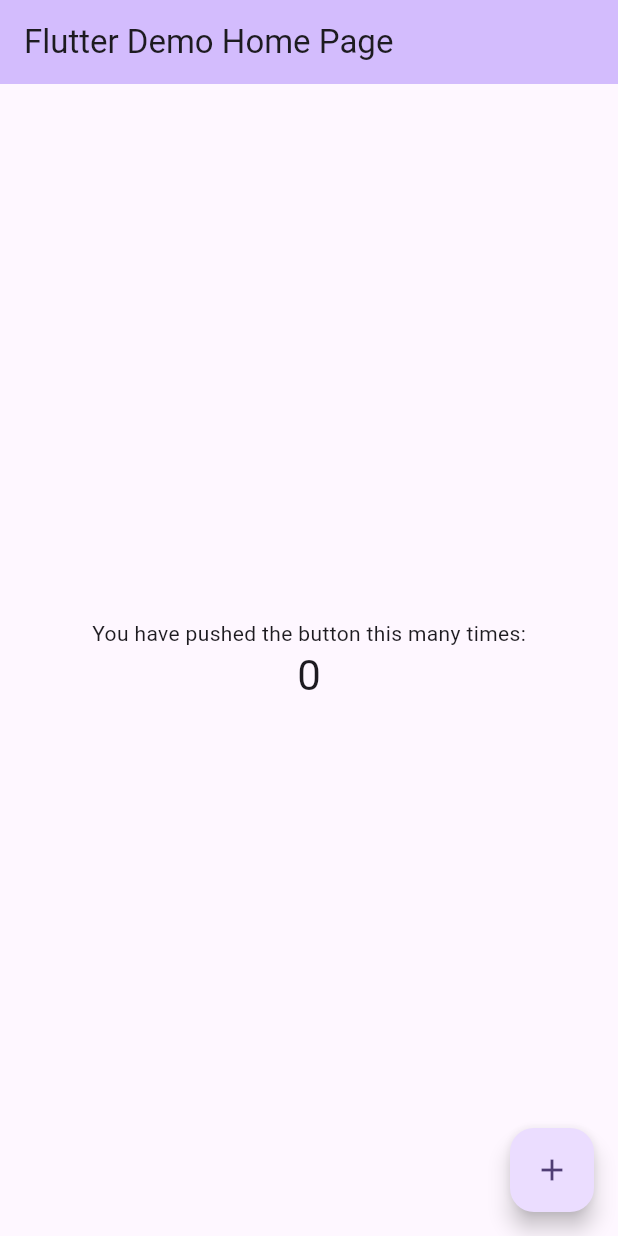
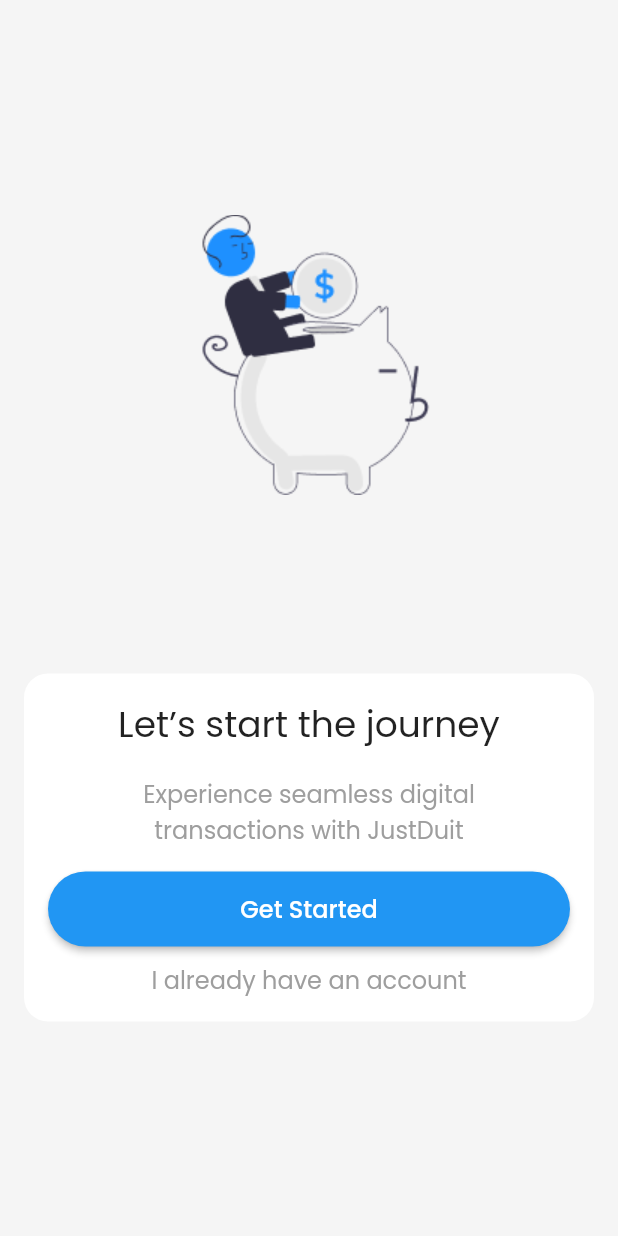
Before and after one commit to RzaNrRmdhn/2117051057-Advanced-Mobile, a Flutter app: the screen it shows after launch, on a phone screen of 412 x 824 dp. Run offline on Flutter 3.47's test engine with Material 2 defaults, Android fonts, the phone set to English and light mode, and no system bars; our stand-ins replace google_fonts.

Commit message:
Tugas LKP Basic Widget

```diff
--- a/lib/helper.dart
+++ /dev/null
@@ -1,34 +0,0 @@
-import 'dart:io';
-// late String nama;
-void main(List<String> args) {
-  // Object nama;
-  // var nama;
-  // String? nama;
-  // int umur = 2;
-  // const String? nama = stdin.readLineSync();
-  // var a  = [1];
-  // var b = [2, a];
-
-
-  // print(nama);
-
-  // List a = [1,2, 3];
-  // List b = [4, ...a];
-
-  // print(b);
-  // print (tambah(7, 7));
-  hasil(tambah);
-
-
-}
-
-
-Function tambah = (int a, int b) => a + b;
-
-void hasil(Function tambah){
-  print(tambah(1, 2));
-}
-
-// int tambah(int a, int b){
-//   return a + b;
-// }
--- a/lib/main.dart
+++ b/lib/main.dart
@@ -1,125 +1,20 @@
 import 'package:flutter/material.dart';
+import 'package:justduit/screens/onboarding_screen.dart';
 
-void main() {
-  runApp(const MyApp());
-}
+void main(List<String> args) => runApp(const MyApp());
 
 class MyApp extends StatelessWidget {
   const MyApp({super.key});
 
-  // This widget is the root of your application.
   @override
   Widget build(BuildContext context) {
     return MaterialApp(
-      title: 'Flutter Demo',
+      title: 'Basic Widgets',
+      debugShowCheckedModeBanner: false,
       theme: ThemeData(
-        // This is the theme of your application.
-        //
-        // TRY THIS: Try running your application with "flutter run". You'll see
-        // the application has a blue toolbar. Then, without quitting the app,
-        // try changing the seedColor in the colorScheme below to Colors.green
-        // and then invoke "hot reload" (save your changes or press the "hot
-        // reload" button in a Flutter-supported IDE, or press "r" if you used
-        // the command line to start the app).
-        //
-        // Notice that the counter didn't reset back to zero; the application
-        // state is not lost during the reload. To reset the state, use hot
-        // restart instead.
-        //
-        // This works for code too, not just values: Most code changes can be
-        // tested with just a hot reload.
-        colorScheme: ColorScheme.fromSeed(seedColor: Colors.deepPurple),
-        useMaterial3: true,
+        colorScheme: ColorScheme.fromSeed(seedColor: Colors.grey)
       ),
-      home: const MyHomePage(title: 'Flutter Demo Home Page'),
+      home: const OnBoardingScreen(),
     );
   }
 }
-
-class MyHomePage extends StatefulWidget {
-  const MyHomePage({super.key, required this.title});
-
-  // This widget is the home page of your application. It is stateful, meaning
-  // that it has a State object (defined below) that contains fields that affect
-  // how it looks.
-
-  // This class is the configuration for the state. It holds the values (in this
-  // case the title) provided by the parent (in this case the App widget) and
-  // used by the build method of the State. Fields in a Widget subclass are
-  // always marked "final".
-
-  final String title;
-
-  @override
-  State<MyHomePage> createState() => _MyHomePageState();
-}
-
-class _MyHomePageState extends State<MyHomePage> {
-  int _counter = 0;
-
-  void _incrementCounter() {
-    setState(() {
-      // This call to setState tells the Flutter framework that something has
-      // changed in this State, which causes it to rerun the build method below
-      // so that the display can reflect the updated values. If we changed
-      // _counter without calling setState(), then the build method would not be
-      // called again, and so nothing would appear to happen.
-      _counter++;
-    });
-  }
-
-  @override
-  Widget build(BuildContext context) {
-    // This method is rerun every time setState is called, for instance as done
-    // by the _incrementCounter method above.
-    //
-    // The Flutter framework has been optimized to make rerunning build methods
-    // fast, so that you can just rebuild anything that needs updating rather
-    // than having to individually change instances of widgets.
-    return Scaffold(
-      appBar: AppBar(
-        // TRY THIS: Try changing the color here to a specific color (to
-        // Colors.amber, perhaps?) and trigger a hot reload to see the AppBar
-        // change color while the other colors stay the same.
-        backgroundColor: Theme.of(context).colorScheme.inversePrimary,
-        // Here we take the value from the MyHomePage object that was created by
-        // the App.build method, and use it to set our appbar title.
-        title: Text(widget.title),
-      ),
-      body: Center(
-        // Center is a layout widget. It takes a single child and positions it
-        // in the middle of the parent.
-        child: Column(
-          // Column is also a layout widget. It takes a list of children and
-          // arranges them vertically. By default, it sizes itself to fit its
-          // children horizontally, and tries to be as tall as its parent.
-          //
-          // Column has various properties to control how it sizes itself and
-          // how it positions its children. Here we use mainAxisAlignment to
-          // center the children vertically; the main axis here is the vertical
-          // axis because Columns are vertical (the cross axis would be
-          // horizontal).
-          //
-          // TRY THIS: Invoke "debug painting" (choose the "Toggle Debug Paint"
-          // action in the IDE, or press "p" in the console), to see the
-          // wireframe for each widget.
-          mainAxisAlignment: MainAxisAlignment.center,
-          children: <Widget>[
-            const Text(
-              'You have pushed the button this many times:',
-            ),
-            Text(
-              '$_counter',
-              style: Theme.of(context).textTheme.headlineMedium,
-            ),
-          ],
-        ),
-      ),
-      floatingActionButton: FloatingActionButton(
-        onPressed: _incrementCounter,
-        tooltip: 'Increment',
-        child: const Icon(Icons.add),
-      ), // This trailing comma makes auto-formatting nicer for build methods.
-    );
-  }
-}
--- /dev/null
+++ b/lib/screens/onboarding_screen.dart
@@ -0,0 +1,111 @@
+import 'package:flutter/material.dart';
+import 'package:google_fonts/google_fonts.dart';
+
+class OnBoardingScreen extends StatelessWidget {
+  const OnBoardingScreen({super.key});
+
+  @override
+  Widget build(BuildContext context) {
+    return Scaffold(
+      backgroundColor: Colors.grey[100],
+      body: SafeArea(
+        child: Padding(
+          padding: const EdgeInsets.symmetric(vertical: 24.0, horizontal: 16.0),
+          child: Column(
+            mainAxisAlignment: MainAxisAlignment.spaceEvenly,
+            children: <Widget>[
+              Align(
+                alignment: Alignment.center,
+                child: Image.asset('assets/images/gambar.png')
+              ),
+              Container(
+                width: double.infinity,
+                decoration: BoxDecoration(
+                  color: Colors.white,
+                  borderRadius: BorderRadius.circular(16.0),
+                ),
+                child: Column(
+                  mainAxisAlignment: MainAxisAlignment.spaceEvenly,
+                  children: [
+                    const SizedBox(height: 16.0),
+                    Text(
+                      'Let’s start the journey',
+                      style: TextStyle(
+                        fontFamily: GoogleFonts.poppins(
+                          fontWeight: FontWeight.w600,
+                        ).fontFamily,
+                        fontSize: 24.0
+                      ),
+                    ),
+                    const SizedBox(height: 16.0),
+                    Text(
+                      'Experience seamless digital',
+                      style: TextStyle(
+                        fontFamily: GoogleFonts.poppins(
+                          fontWeight: FontWeight.w400,
+                        ).fontFamily,
+                        fontSize: 16.0,
+                        color: Colors.grey,
+                      ),
+                    ),
+                    Text(
+                      'transactions with JustDuit',
+                      style: TextStyle(
+                        fontFamily: GoogleFonts.poppins(
+                          fontWeight: FontWeight.w400,
+                        ).fontFamily,
+                        fontSize: 16.0,
+                        color: Colors.grey,
+                      ),
+                    ),
+                    const SizedBox(height: 16.0),
+                    Padding(
+                      padding: const EdgeInsets.symmetric(horizontal: 16.0),
+                      child: SizedBox(
+                        width: double.infinity,
+                        height: 50.0,
+                        child: ElevatedButton(
+                          style: ButtonStyle(
+                            backgroundColor: MaterialStateProperty.all<Color>(Colors.blue),
+                            shape: MaterialStateProperty.all<RoundedRectangleBorder>(
+                              RoundedRectangleBorder(
+                                borderRadius: BorderRadius.circular(50.0),
+                              ),
+                            ),
+                          ),
+                          onPressed: () {},
+                          child: Text(
+                            'Get Started',
+                            style: TextStyle(
+                              color: Colors.white,
+                              fontSize: 16.0,
+                              fontFamily: GoogleFonts.poppins(
+                                fontWeight: FontWeight.w400,
+                              ).fontFamily,
+                            ),
+                          ),
+                        ),
+                      ),
+                    ),
+                    const SizedBox(height: 10.0),
+                    Text(
+                      'I already have an account',
+                      style: TextStyle(
+                        fontFamily: GoogleFonts.poppins(
+                          fontWeight: FontWeight.w400,
+                        ).fontFamily,
+                        fontSize: 16.0,
+                        color: Colors.grey,
+                      ),
+                    ),
+                    const SizedBox(height: 16.0),
+                  ],
+                ),
+              )
+            ],
+          ),
+        ),
+      ),
+    );
+  }
+}
--- a/pubspec.yaml
+++ b/pubspec.yaml
@@ -35,6 +35,7 @@
   # The following adds the Cupertino Icons font to your application.
   # Use with the CupertinoIcons class for iOS style icons.
   cupertino_icons: ^1.0.2
+  google_fonts: ^6.0.0
 
 dev_dependencies:
   flutter_test:
@@ -59,8 +60,8 @@
   uses-material-design: true
 
   # To add assets to your application, add an assets section, like this:
-  # assets:
-  #   - images/a_dot_burr.jpeg
+  assets:
+    - assets/images/
   #   - images/a_dot_ham.jpeg
 
   # An image asset can refer to one or more resolution-specific "variants", see
```
Also changed, not shown: assets/images/gambar.png (added), pubspec.lock, 3 other files.
